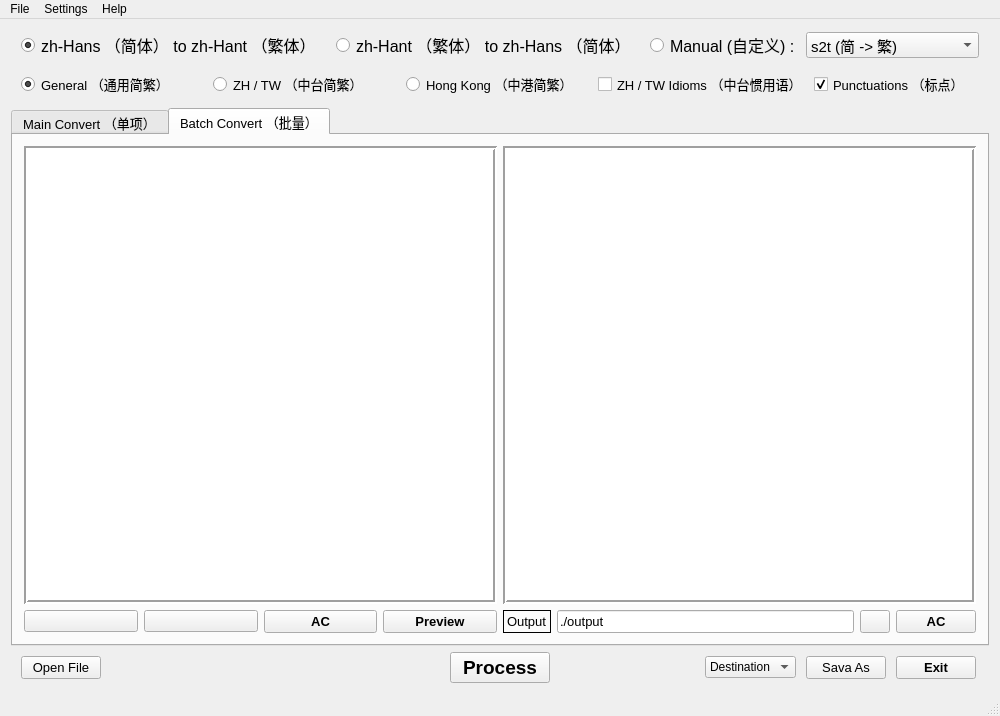
This is mainwindow.ui in laisuk/ZhoConverterQt as Qt 5 draws it before an edit. The edited form follows.
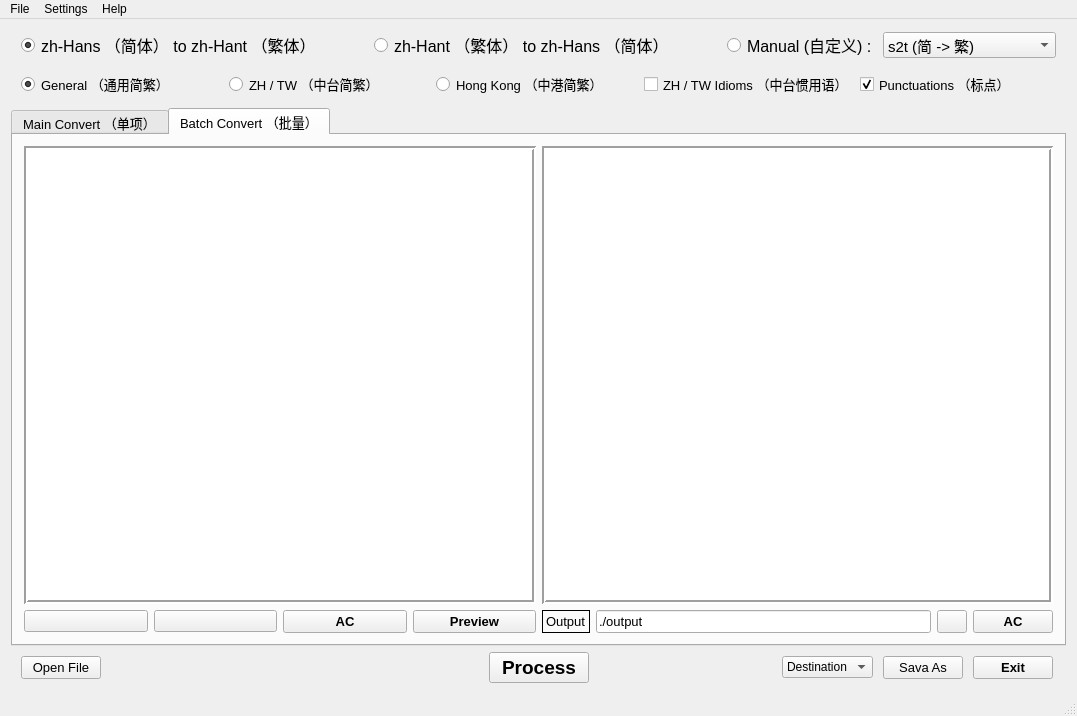
This is the edited form. Icons and pictures are not drawn. Custom widgets are drawn as their Qt base class.

```diff
--- a/mainwindow.ui
+++ b/mainwindow.ui
@@ -6,7 +6,7 @@
    <rect>
     <x>0</x>
     <y>0</y>
-    <width>1000</width>
+    <width>1077</width>
     <height>716</height>
    </rect>
   </property>
@@ -1171,8 +1171,8 @@
     <rect>
      <x>0</x>
      <y>0</y>
-     <width>1000</width>
-     <height>20</height>
+     <width>1077</width>
+     <height>26</height>
     </rect>
    </property>
    <widget class="QMenu" name="menuFile">
```
